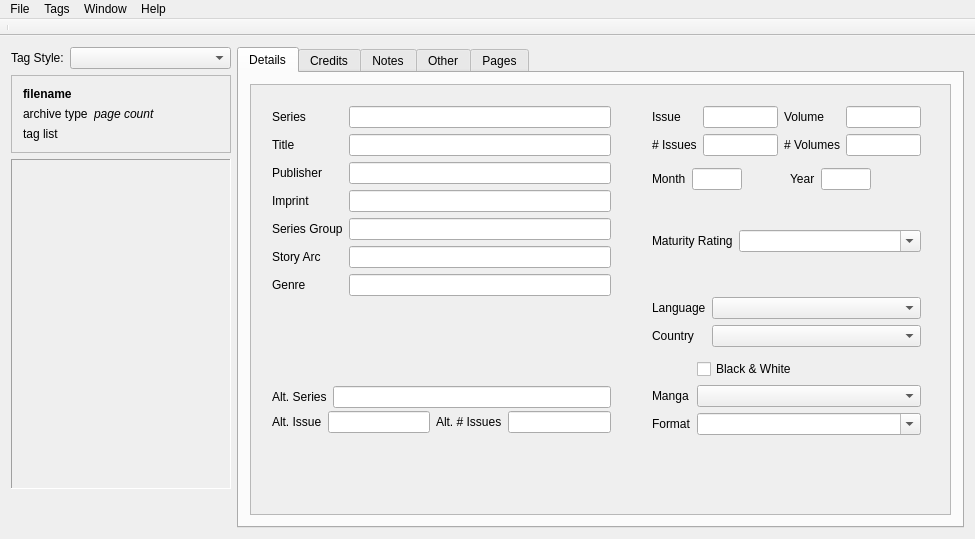
Old version of the form taggerwindow.ui in the repository comictagger/comictagger.
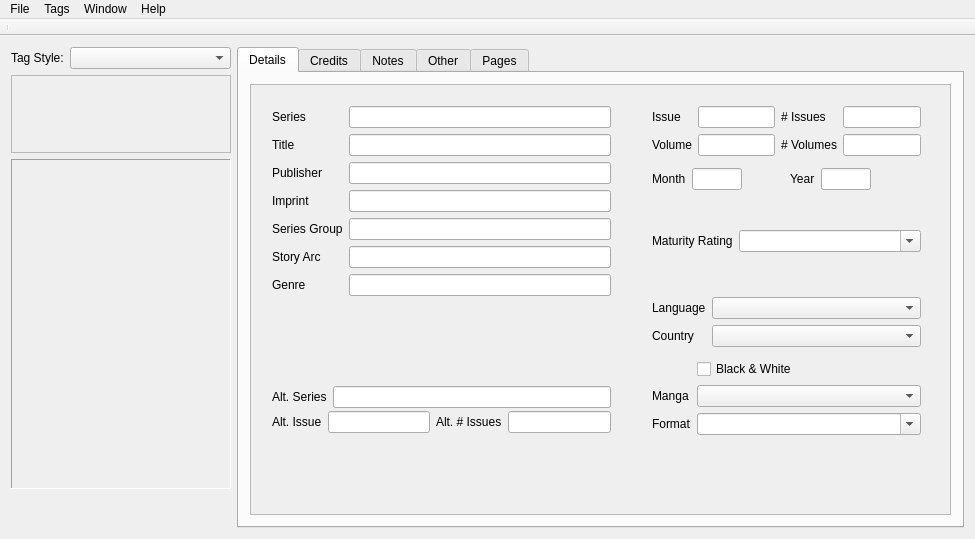
New version of the form.

Commit message: Color tweaking tweaked Attempt at using listview/model for pages

Patch:
```diff
--- a/taggerwindow.ui
+++ b/taggerwindow.ui
@@ -96,7 +96,7 @@
               </font>
              </property>
              <property name="text">
-              <string>filename</string>
+              <string/>
              </property>
              <property name="wordWrap">
               <bool>true</bool>
@@ -131,7 +131,7 @@
                 <enum>QFrame::Sunken</enum>
                </property>
                <property name="text">
-                <string>archive type</string>
+                <string/>
                </property>
                <property name="wordWrap">
                 <bool>false</bool>
@@ -152,7 +152,7 @@
                 </font>
                </property>
                <property name="text">
-                <string>page count</string>
+                <string/>
                </property>
               </widget>
              </item>
@@ -167,7 +167,7 @@
               </sizepolicy>
              </property>
              <property name="text">
-              <string>tag list</string>
+              <string/>
              </property>
             </widget>
            </item>
@@ -386,30 +386,30 @@
                      <item row="1" column="0">
                       <widget class="QLabel" name="label_9">
                        <property name="text">
-                        <string># Issues</string>
-                       </property>
-                      </widget>
-                     </item>
-                     <item row="1" column="1">
-                      <widget class="QLineEdit" name="leIssueCount"/>
-                     </item>
-                    </layout>
-                   </item>
-                   <item>
-                    <layout class="QFormLayout" name="formLayout_15">
-                     <property name="fieldGrowthPolicy">
-                      <enum>QFormLayout::AllNonFixedFieldsGrow</enum>
-                     </property>
-                     <item row="0" column="0">
-                      <widget class="QLabel" name="label_5">
-                       <property name="text">
                         <string>Volume</string>
                        </property>
                       </widget>
                      </item>
-                     <item row="0" column="1">
+                     <item row="1" column="1">
                       <widget class="QLineEdit" name="leVolumeNum"/>
                      </item>
+                    </layout>
+                   </item>
+                   <item>
+                    <layout class="QFormLayout" name="formLayout_15">
+                     <property name="fieldGrowthPolicy">
+                      <enum>QFormLayout::AllNonFixedFieldsGrow</enum>
+                     </property>
+                     <item row="0" column="0">
+                      <widget class="QLabel" name="label_5">
+                       <property name="text">
+                        <string># Issues</string>
+                       </property>
+                      </widget>
+                     </item>
+                     <item row="0" column="1">
+                      <widget class="QLineEdit" name="leIssueCount"/>
+                     </item>
                      <item row="1" column="0">
                       <widget class="QLabel" name="label_12">
                        <property name="text">
```
Left out of the diff: 44 changed lines with no effect on the pictures. The commit also changes 8 other files.
